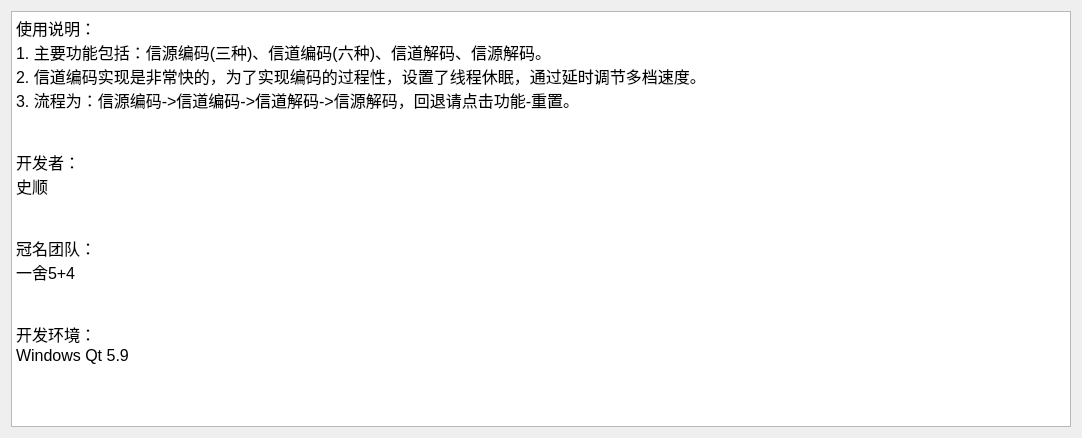
Above: Transmitter/dlghelp.ui from ryanmoon-s/Transmitter-simulation before the change. Below: the same form after it.
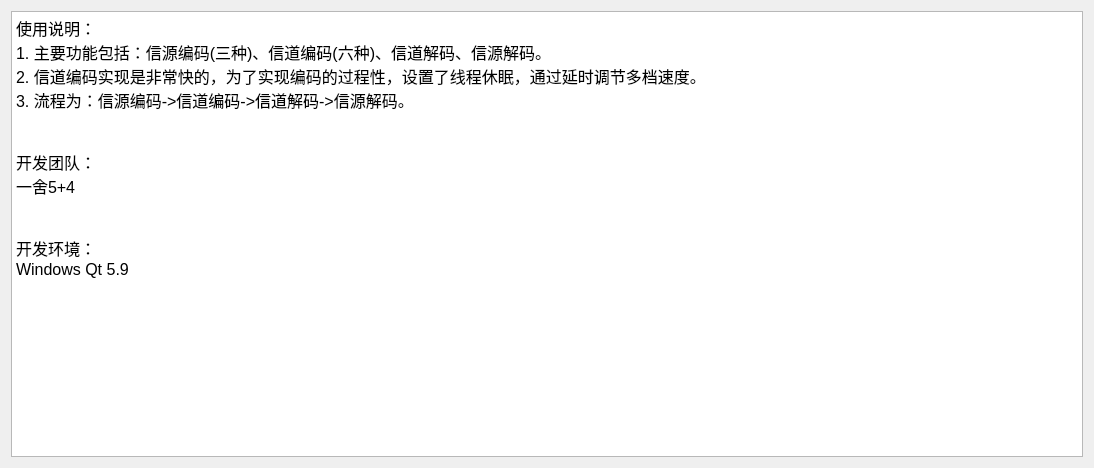
That is the form after the change.

The edit to the form file:
```diff
--- a/Transmitter/dlghelp.ui
+++ b/Transmitter/dlghelp.ui
@@ -6,8 +6,8 @@
    <rect>
     <x>0</x>
     <y>0</y>
-    <width>1082</width>
-    <height>438</height>
+    <width>1094</width>
+    <height>468</height>
    </rect>
   </property>
   <property name="windowTitle">
@@ -24,14 +24,10 @@
 &lt;p style=&quot; margin-top:0px; margin-bottom:0px; margin-left:0px; margin-right:0px; -qt-block-indent:0; text-indent:0px;&quot;&gt;&lt;span style=&quot; font-family:'SimSun'; font-size:12pt;&quot;&gt;使用说明：&lt;/span&gt;&lt;/p&gt;
 &lt;p style=&quot; margin-top:0px; margin-bottom:0px; margin-left:0px; margin-right:0px; -qt-block-indent:0; text-indent:0px;&quot;&gt;&lt;span style=&quot; font-family:'SimSun'; font-size:12pt;&quot;&gt;1. 主要功能包括：信源编码(三种)、信道编码(六种)、&lt;/span&gt;&lt;span style=&quot; font-family:'SimSun'; font-size:12pt; color:#000000;&quot;&gt;信道解码&lt;/span&gt;&lt;span style=&quot; font-family:'SimSun'; font-size:12pt;&quot;&gt;、信源解码。&lt;/span&gt;&lt;/p&gt;
 &lt;p style=&quot; margin-top:0px; margin-bottom:0px; margin-left:0px; margin-right:0px; -qt-block-indent:0; text-indent:0px;&quot;&gt;&lt;span style=&quot; font-family:'SimSun'; font-size:12pt;&quot;&gt;2. 信道编码实现是非常快的，为了实现编码的过程性，设置了线程休眠，通过延时调节多档速度。&lt;/span&gt;&lt;/p&gt;
-&lt;p style=&quot; margin-top:0px; margin-bottom:0px; margin-left:0px; margin-right:0px; -qt-block-indent:0; text-indent:0px;&quot;&gt;&lt;span style=&quot; font-family:'SimSun'; font-size:12pt;&quot;&gt;3. 流程为：信源编码-&amp;gt;信道编码-&amp;gt;信道解码-&amp;gt;信源解码，回退请点击功能-重置。&lt;/span&gt;&lt;/p&gt;
+&lt;p style=&quot; margin-top:0px; margin-bottom:0px; margin-left:0px; margin-right:0px; -qt-block-indent:0; text-indent:0px;&quot;&gt;&lt;span style=&quot; font-family:'SimSun'; font-size:12pt;&quot;&gt;3. 流程为：信源编码-&amp;gt;信道编码-&amp;gt;信道解码-&amp;gt;信源解码。&lt;/span&gt;&lt;/p&gt;
 &lt;p style=&quot;-qt-paragraph-type:empty; margin-top:0px; margin-bottom:0px; margin-left:0px; margin-right:0px; -qt-block-indent:0; text-indent:0px; font-family:'SimSun'; font-size:12pt;&quot;&gt;&lt;br /&gt;&lt;/p&gt;
 &lt;p style=&quot;-qt-paragraph-type:empty; margin-top:0px; margin-bottom:0px; margin-left:0px; margin-right:0px; -qt-block-indent:0; text-indent:0px; font-family:'SimSun'; font-size:12pt;&quot;&gt;&lt;br /&gt;&lt;/p&gt;
-&lt;p style=&quot; margin-top:0px; margin-bottom:0px; margin-left:0px; margin-right:0px; -qt-block-indent:0; text-indent:0px;&quot;&gt;&lt;span style=&quot; font-family:'SimSun'; font-size:12pt;&quot;&gt;开发者：&lt;/span&gt;&lt;/p&gt;
-&lt;p style=&quot; margin-top:0px; margin-bottom:0px; margin-left:0px; margin-right:0px; -qt-block-indent:0; text-indent:0px;&quot;&gt;&lt;span style=&quot; font-family:'SimSun'; font-size:12pt;&quot;&gt;史顺&lt;/span&gt;&lt;/p&gt;
-&lt;p style=&quot;-qt-paragraph-type:empty; margin-top:0px; margin-bottom:0px; margin-left:0px; margin-right:0px; -qt-block-indent:0; text-indent:0px; font-family:'SimSun'; font-size:12pt;&quot;&gt;&lt;br /&gt;&lt;/p&gt;
-&lt;p style=&quot;-qt-paragraph-type:empty; margin-top:0px; margin-bottom:0px; margin-left:0px; margin-right:0px; -qt-block-indent:0; text-indent:0px; font-family:'SimSun'; font-size:12pt;&quot;&gt;&lt;br /&gt;&lt;/p&gt;
-&lt;p style=&quot; margin-top:0px; margin-bottom:0px; margin-left:0px; margin-right:0px; -qt-block-indent:0; text-indent:0px;&quot;&gt;&lt;span style=&quot; font-family:'SimSun'; font-size:12pt;&quot;&gt;冠名团队：&lt;/span&gt;&lt;/p&gt;
+&lt;p style=&quot; margin-top:0px; margin-bottom:0px; margin-left:0px; margin-right:0px; -qt-block-indent:0; text-indent:0px;&quot;&gt;&lt;span style=&quot; font-family:'SimSun'; font-size:12pt;&quot;&gt;开发团队：&lt;/span&gt;&lt;/p&gt;
 &lt;p style=&quot; margin-top:0px; margin-bottom:0px; margin-left:0px; margin-right:0px; -qt-block-indent:0; text-indent:0px;&quot;&gt;&lt;span style=&quot; font-family:'SimSun'; font-size:12pt;&quot;&gt;一舍5+4&lt;/span&gt;&lt;/p&gt;
 &lt;p style=&quot;-qt-paragraph-type:empty; margin-top:0px; margin-bottom:0px; margin-left:0px; margin-right:0px; -qt-block-indent:0; text-indent:0px; font-family:'SimSun'; font-size:12pt;&quot;&gt;&lt;br /&gt;&lt;/p&gt;
 &lt;p style=&quot;-qt-paragraph-type:empty; margin-top:0px; margin-bottom:0px; margin-left:0px; margin-right:0px; -qt-block-indent:0; text-indent:0px; font-family:'SimSun'; font-size:12pt;&quot;&gt;&lt;br /&gt;&lt;/p&gt;
```
